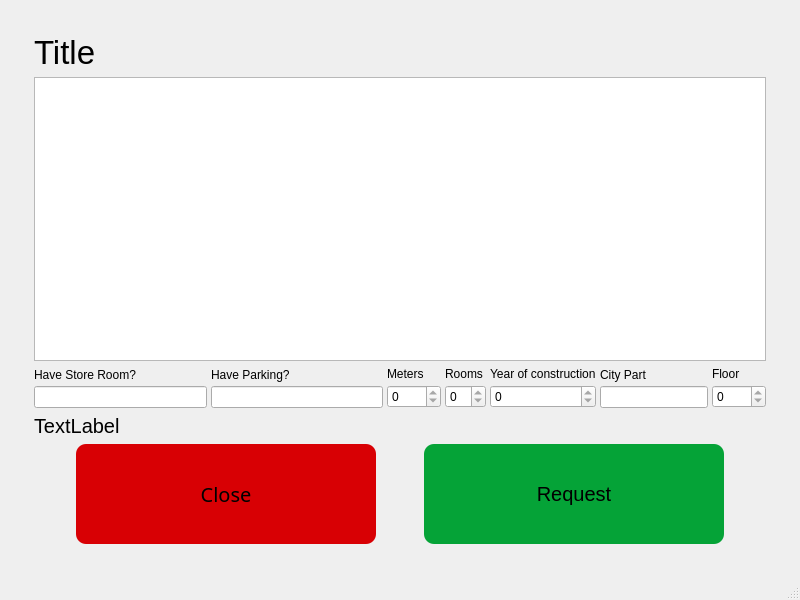
Before: the Qt Designer form Resources/ShowAd.ui in Danial-Movahed/SOAS, drawn with Qt 5.
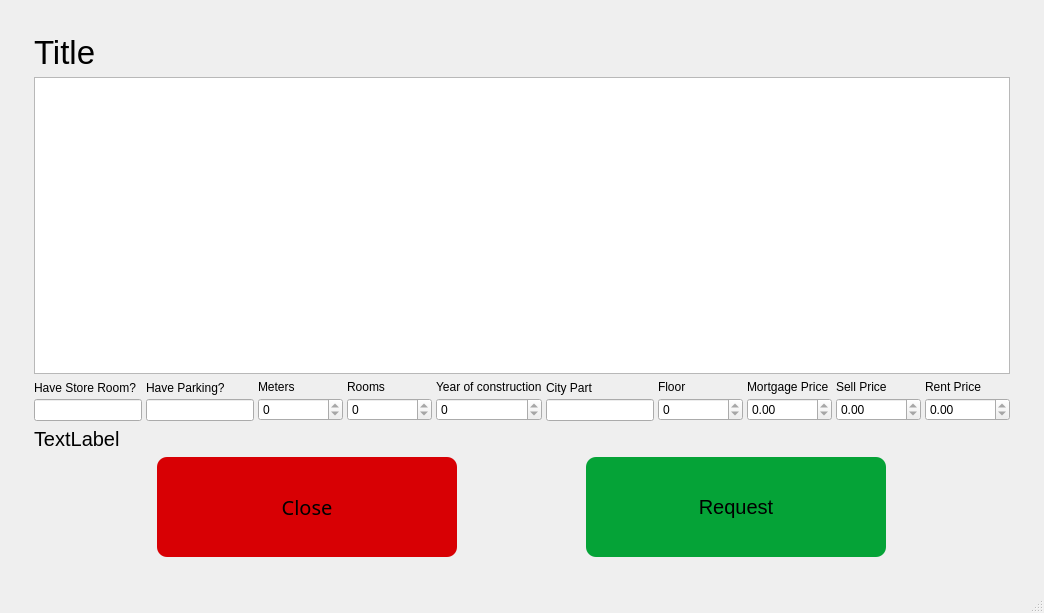
After: the same form once the commit is applied.

Diff of the .ui file:
```diff
--- a/Resources/ShowAd.ui
+++ b/Resources/ShowAd.ui
@@ -9,8 +9,8 @@
    <rect>
     <x>0</x>
     <y>0</y>
-    <width>800</width>
-    <height>600</height>
+    <width>1044</width>
+    <height>613</height>
    </rect>
   </property>
   <property name="windowTitle">
@@ -69,6 +69,12 @@
           </item>
           <item>
            <widget class="QLineEdit" name="StoreRoomLine">
+            <property name="sizePolicy">
+             <sizepolicy hsizetype="Minimum" vsizetype="Fixed">
+              <horstretch>0</horstretch>
+              <verstretch>0</verstretch>
+             </sizepolicy>
+            </property>
             <property name="readOnly">
              <bool>true</bool>
             </property>
@@ -87,6 +93,12 @@
           </item>
           <item>
            <widget class="QLineEdit" name="ParkingLine">
+            <property name="sizePolicy">
+             <sizepolicy hsizetype="Minimum" vsizetype="Fixed">
+              <horstretch>0</horstretch>
+              <verstretch>0</verstretch>
+             </sizepolicy>
+            </property>
             <property name="readOnly">
              <bool>true</bool>
             </property>
@@ -196,6 +208,60 @@
           </item>
          </layout>
         </item>
+        <item>
+         <layout class="QVBoxLayout" name="verticalLayout_11">
+          <item>
+           <widget class="QLabel" name="MortLabel">
+            <property name="text">
+             <string>Mortgage Price</string>
+            </property>
+           </widget>
+          </item>
+          <item>
+           <widget class="QDoubleSpinBox" name="MortPrice">
+            <property name="readOnly">
+             <bool>true</bool>
+            </property>
+           </widget>
+          </item>
+         </layout>
+        </item>
+        <item>
+         <layout class="QVBoxLayout" name="verticalLayout_8">
+          <item>
+           <widget class="QLabel" name="SellLabel">
+            <property name="text">
+             <string>Sell Price</string>
+            </property>
+           </widget>
+          </item>
+          <item>
+           <widget class="QDoubleSpinBox" name="SellPrice">
+            <property name="readOnly">
+             <bool>true</bool>
+            </property>
+           </widget>
+          </item>
+         </layout>
+        </item>
+        <item>
+         <layout class="QVBoxLayout" name="verticalLayout_12">
+          <item>
+           <widget class="QLabel" name="RentLabel">
+            <property name="text">
+             <string>Rent Price</string>
+            </property>
+           </widget>
+          </item>
+          <item>
+           <widget class="QDoubleSpinBox" name="RentPrice">
+            <property name="readOnly">
+             <bool>true</bool>
+            </property>
+           </widget>
+          </item>
+         </layout>
+        </item>
        </layout>
       </item>
       <item>
```
Left out of the diff: 2 changed lines with no effect on the pictures.
